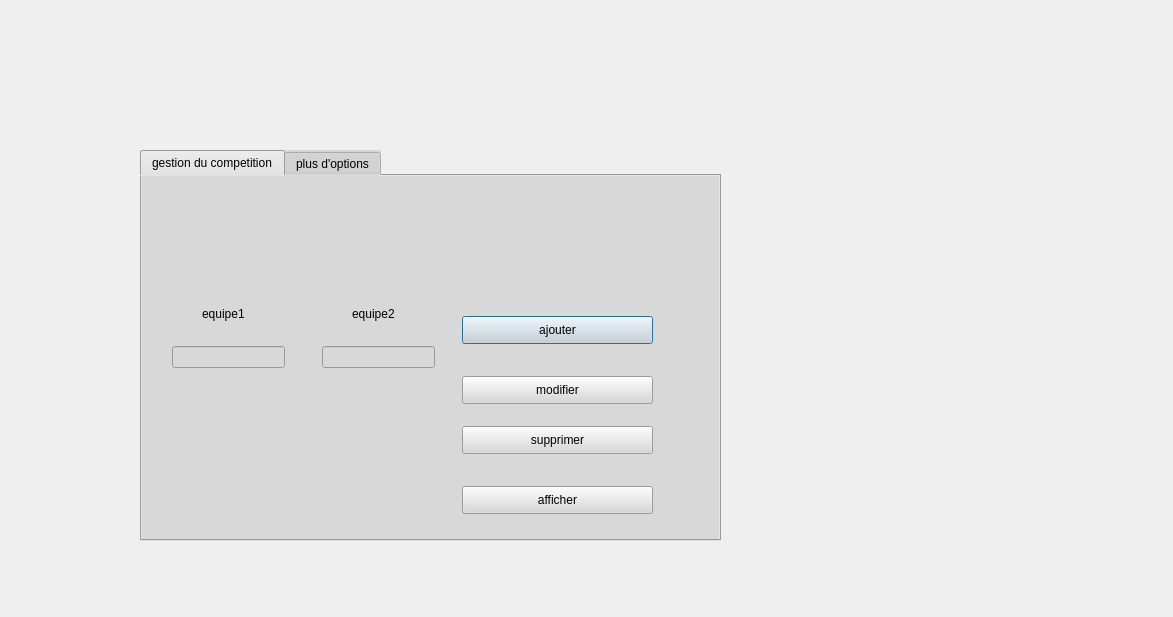
Qt form abir/competition.ui (helamoalla/olympic_games_2A16) before a commit.
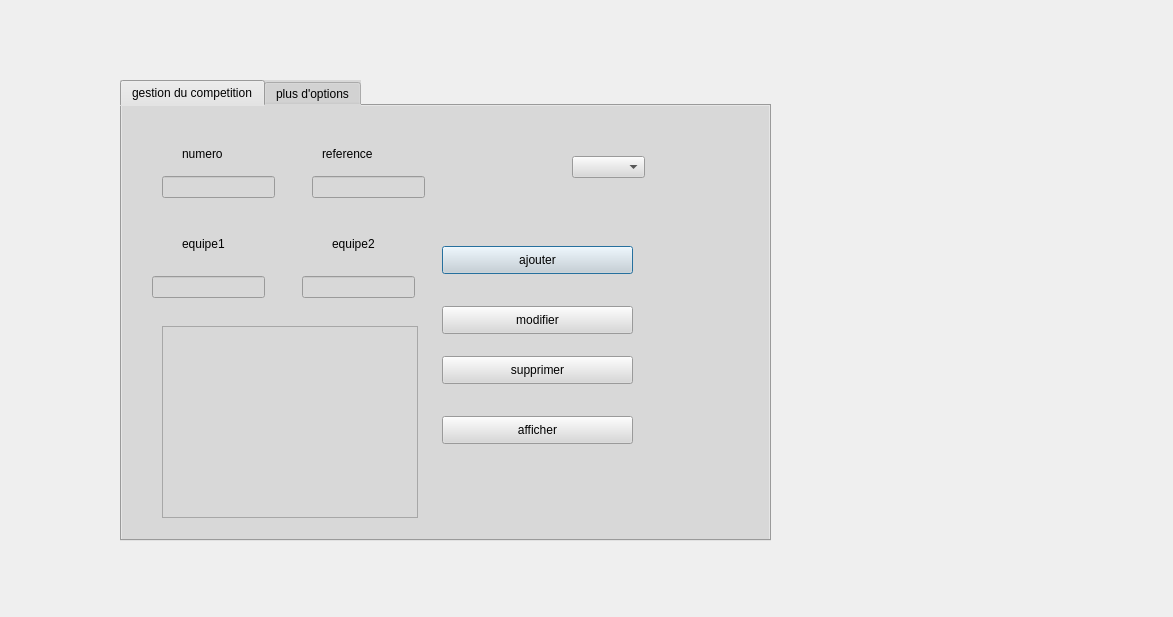
The same form after that commit.

Diff of the .ui file:
```diff
--- a/abir/competition.ui
+++ b/abir/competition.ui
@@ -16,10 +16,10 @@
   <widget class="QTabWidget" name="tabWidget">
    <property name="geometry">
     <rect>
-     <x>140</x>
-     <y>150</y>
-     <width>581</width>
-     <height>391</height>
+     <x>120</x>
+     <y>80</y>
+     <width>651</width>
+     <height>461</height>
     </rect>
    </property>
    <property name="styleSheet">
@@ -130,6 +130,72 @@
       </rect>
      </property>
     </widget>
+    <widget class="QLabel" name="le_numero_2">
+     <property name="geometry">
+      <rect>
+       <x>60</x>
+       <y>40</y>
+       <width>56</width>
+       <height>16</height>
+      </rect>
+     </property>
+     <property name="text">
+      <string>numero</string>
+     </property>
+    </widget>
+    <widget class="QLineEdit" name="le_numero">
+     <property name="geometry">
+      <rect>
+       <x>40</x>
+       <y>70</y>
+       <width>113</width>
+       <height>22</height>
+      </rect>
+     </property>
+    </widget>
+    <widget class="QLineEdit" name="le_ref">
+     <property name="geometry">
+      <rect>
+       <x>190</x>
+       <y>70</y>
+       <width>113</width>
+       <height>22</height>
+      </rect>
+     </property>
+    </widget>
+    <widget class="QLabel" name="label_3">
+     <property name="geometry">
+      <rect>
+       <x>200</x>
+       <y>40</y>
+       <width>56</width>
+       <height>16</height>
+      </rect>
+     </property>
+     <property name="text">
+      <string>reference</string>
+     </property>
+    </widget>
+    <widget class="QTableView" name="tabCompetition">
+     <property name="geometry">
+      <rect>
+       <x>40</x>
+       <y>220</y>
+       <width>256</width>
+       <height>192</height>
+      </rect>
+     </property>
+    </widget>
+    <widget class="QComboBox" name="comboBox">
+     <property name="geometry">
+      <rect>
+       <x>450</x>
+       <y>50</y>
+       <width>73</width>
+       <height>22</height>
+      </rect>
+     </property>
+    </widget>
    </widget>
    <widget class="QWidget" name="tab_2">
     <attribute name="title">
```
Left out of the diff: 12 changed lines with no effect on the pictures.
